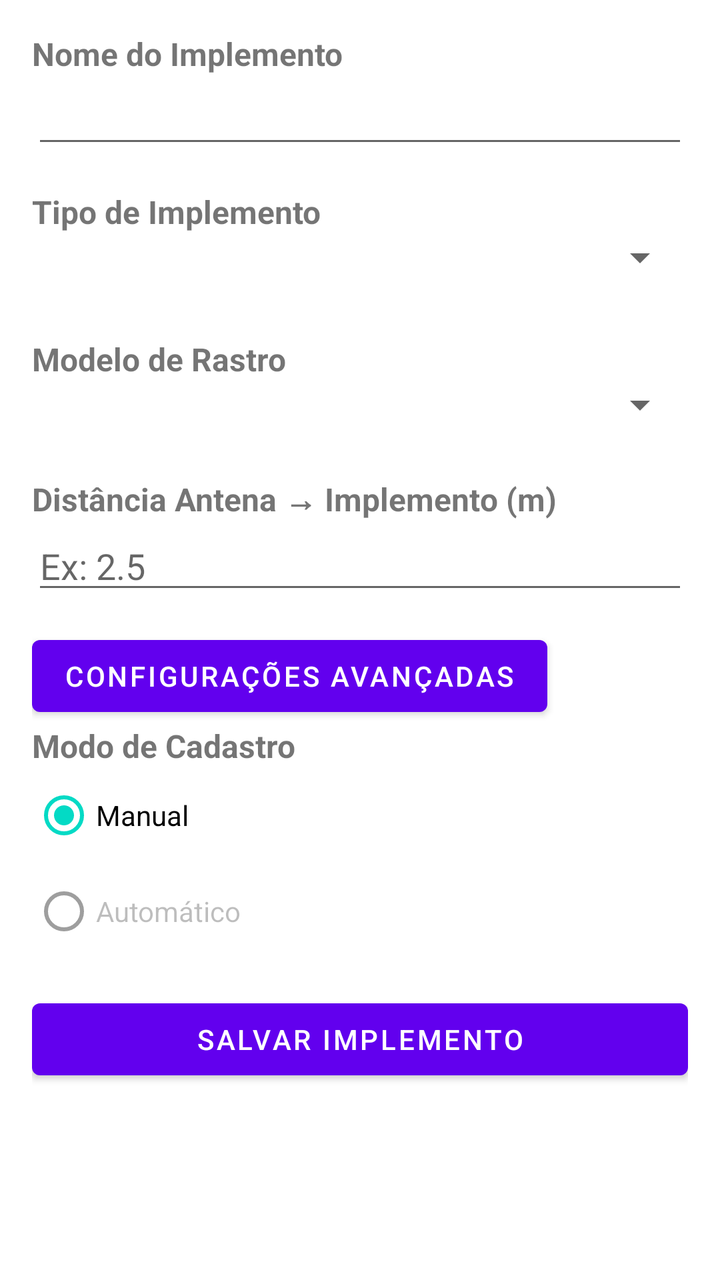
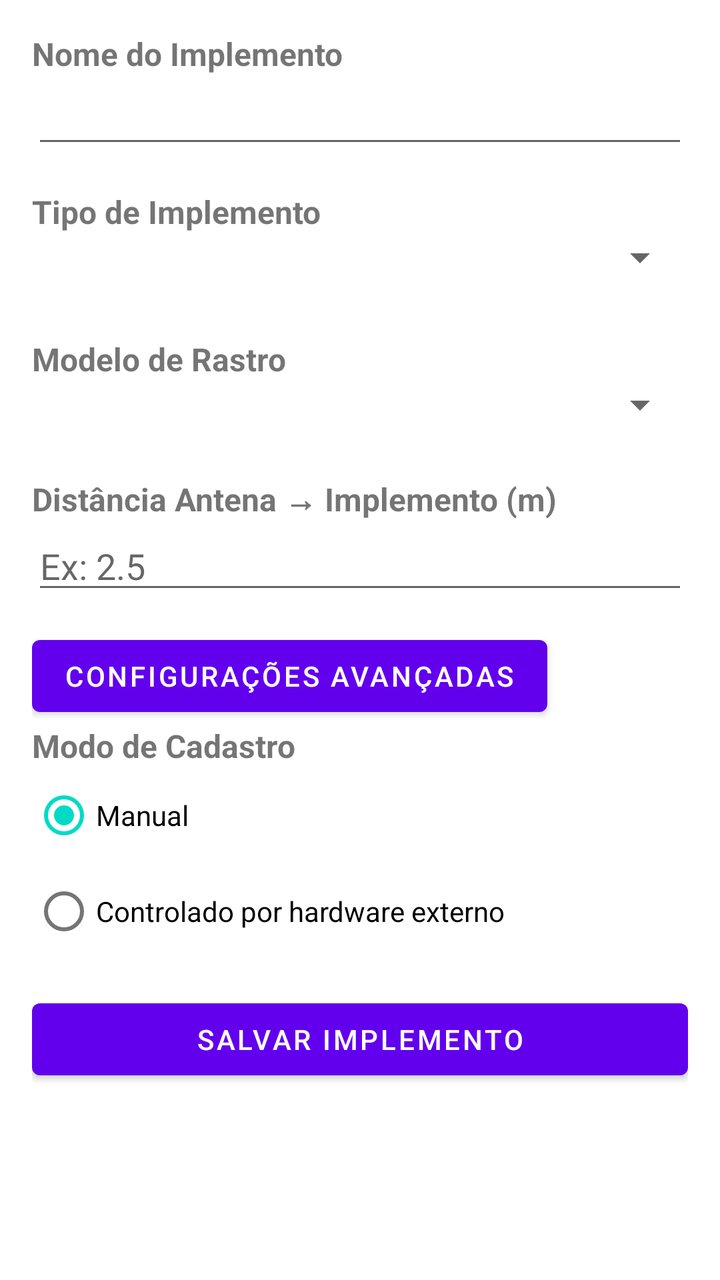

An Android layout rendered at two revisions. The XML below is the earlier revision; the diff shows what the commit changed to produce the second picture.
<!-- AndroidManifest.xml: application theme Theme.MonitorAgricola -->
<!-- res/layout/activity_novo_implemento.xml -->
<?xml version="1.0" encoding="utf-8"?>
<ScrollView xmlns:android="http://schemas.android.com/apk/res/android"
    android:layout_width="match_parent"
    android:layout_height="match_parent"
    android:padding="16dp">

    <LinearLayout
        android:id="@+id/containerForm"
        android:layout_width="match_parent"
        android:layout_height="wrap_content"
        android:orientation="vertical">

        <TextView
            android:layout_width="wrap_content"
            android:layout_height="wrap_content"
            android:text="Nome do Implemento"
            android:textSize="16sp"
            android:textStyle="bold" />

        <EditText
            android:id="@+id/etNomeImplemento"
            android:layout_width="match_parent"
            android:layout_height="wrap_content"
            android:layout_marginBottom="16dp" />

        <TextView
            android:layout_width="wrap_content"
            android:layout_height="wrap_content"
            android:text="Tipo de Implemento"
            android:textSize="16sp"
            android:textStyle="bold" />

        <Spinner
            android:id="@+id/spinnerTipoImplemento"
            android:layout_width="match_parent"
            android:layout_height="wrap_content"
            android:layout_marginBottom="16dp" />

        
        <TextView
            android:layout_width="wrap_content"
            android:layout_height="wrap_content"
            android:text="Modelo de Rastro"
            android:textSize="16sp"
            android:textStyle="bold"
            android:layout_marginTop="12dp" />

        <Spinner
            android:id="@+id/spinnerModoRastro"
            android:layout_width="match_parent"
            android:layout_height="wrap_content"
            android:layout_marginBottom="12dp" />

        

        
        <LinearLayout
            android:id="@+id/containerArticulado"
            android:layout_width="match_parent"
            android:layout_height="wrap_content"
            android:orientation="vertical"
            android:visibility="gone"
            android:layout_marginTop="4dp">

            <TextView
                android:layout_width="wrap_content"
                android:layout_height="wrap_content"
                android:text="Antena → Articulação (m)" />

            <EditText
                android:id="@+id/etDistAntenaArticulacao"
                android:layout_width="match_parent"
                android:layout_height="wrap_content"
                android:inputType="numberDecimal"
                android:hint="Ex: 1.20" />

            <TextView
                android:layout_width="wrap_content"
                android:layout_height="wrap_content"
                android:text="Articulação → Referência do Implemento (m)" />

            <EditText
                android:id="@+id/etDistArticulacaoImplemento"
                android:layout_width="match_parent"
                android:layout_height="wrap_content"
                android:inputType="numberDecimal"
                android:hint="Ex: 6.00" />
        </LinearLayout>

        
        <LinearLayout
            android:id="@+id/containerCamposEspecificos"
            android:layout_width="match_parent"
            android:layout_height="wrap_content"
            android:orientation="vertical"
            android:visibility="gone" />

        <TextView
            android:layout_width="wrap_content"
            android:layout_height="wrap_content"
            android:text="Distância Antena → Implemento (m)"
            android:textSize="16sp"
            android:textStyle="bold"
            android:layout_marginTop="12dp"/>

        <EditText
            android:id="@+id/etDistanciaAntena"
            android:layout_width="match_parent"
            android:layout_height="wrap_content"
            android:inputType="numberDecimal"
            android:hint="Ex: 2.5" />

        <Button
            android:id="@+id/btnConfigAvancadas"
            android:layout_width="wrap_content"
            android:layout_height="wrap_content"
            android:text="Configurações Avançadas"
            android:layout_marginTop="12dp"/>

        <LinearLayout
            android:id="@+id/containerConfigAvancadas"
            android:layout_width="match_parent"
            android:layout_height="wrap_content"
            android:orientation="vertical"
            android:visibility="gone"
            android:layout_marginTop="8dp">

            <TextView
                android:layout_width="wrap_content"
                android:layout_height="wrap_content"
                android:text="Offset Lateral (m)" />

            <EditText
                android:id="@+id/etOffsetLateral"
                android:layout_width="match_parent"
                android:layout_height="wrap_content"
                android:inputType="numberDecimal"
                android:hint="Negativo = esquerda / Positivo = direita" />

            <TextView
                android:layout_width="wrap_content"
                android:layout_height="wrap_content"
                android:text="Offset Longitudinal (m)" />

            <EditText
                android:id="@+id/etOffsetLongitudinal"
                android:layout_width="match_parent"
                android:layout_height="wrap_content"
                android:inputType="numberDecimal"
                android:hint="Frente (+) / Trás (-)" />
        </LinearLayout>

        <TextView
            android:layout_width="wrap_content"
            android:layout_height="wrap_content"
            android:text="Modo de Cadastro"
            android:textSize="16sp"
            android:textStyle="bold" />

        <RadioGroup
            android:id="@+id/rgModoCadastro"
            android:layout_width="match_parent"
            android:layout_height="wrap_content"
            android:orientation="vertical"
            android:layout_marginBottom="16dp">

            <RadioButton
                android:id="@+id/rbManual"
                android:layout_width="wrap_content"
                android:layout_height="wrap_content"
                android:text="Manual"
                android:checked="true" />

            <RadioButton
                android:id="@+id/rbAutomatico"
                android:layout_width="wrap_content"
                android:layout_height="wrap_content"
                android:text="Automático"
                android:enabled="false" />

        </RadioGroup>

        <Button
            android:id="@+id/btnSalvarImplemento"
            android:layout_width="match_parent"
            android:layout_height="wrap_content"
            android:text="Salvar Implemento" />

    </LinearLayout>
</ScrollView>
<!-- resources referenced by this layout -->
<resources>
  <style name="Theme.MonitorAgricola" parent="Theme.MaterialComponents.Light.NoActionBar">
          
          <item name="colorPrimary">@color/purple_500</item>
          <item name="colorPrimaryVariant">@color/purple_700</item>
          <item name="colorOnPrimary">@color/white</item>
          <item name="colorSecondary">@color/teal_200</item>
          <item name="colorSecondaryVariant">@color/teal_700</item>
          <item name="colorOnSecondary">@color/black</item>
          <item name="android:windowTranslucentNavigation">false</item>
      </style>
  <color name="purple_500">#FF6200EE</color>
  <color name="purple_700">#FF3700B3</color>
  <color name="white">#FFFFFFFF</color>
  <color name="teal_200">#FF03DAC5</color>
  <color name="teal_700">#FF018786</color>
  <color name="black">#FF000000</color>
</resources>

<!-- the commit's change to res/layout/activity_novo_implemento.xml (unified diff, before → after) -->
@@ -175,10 +175,25 @@
                 android:id="@+id/rbAutomatico"
                 android:layout_width="wrap_content"
                 android:layout_height="wrap_content"
-                android:text="Automático"
-                android:enabled="false" />
+                android:text="@string/implemento_mode_hardware" />
 
         </RadioGroup>
+
+        <TextView
+            android:id="@+id/tvGatewayMedium"
+            android:layout_width="wrap_content"
+            android:layout_height="wrap_content"
+            android:text="@string/gateway_medium_label"
+            android:textSize="16sp"
+            android:textStyle="bold"
+            android:visibility="gone" />
+
+        <Spinner
+            android:id="@+id/spinnerGatewayMedium"
+            android:layout_width="match_parent"
+            android:layout_height="wrap_content"
+            android:layout_marginBottom="16dp"
+            android:visibility="gone" />
 
         <Button
             android:id="@+id/btnSalvarImplemento"
<!-- resource entries referenced after the edit -->
@@ -1,5 +1,7 @@
 <!-- resources referenced by this layout -->
 <resources>
+  <string name="gateway_medium_label">Canal de comunicação com o gateway</string>
+  <string name="implemento_mode_hardware">Controlado por hardware externo</string>
   <style name="Theme.MonitorAgricola" parent="Theme.MaterialComponents.Light.NoActionBar">
           
           <item name="colorPrimary">@color/purple_500</item>
